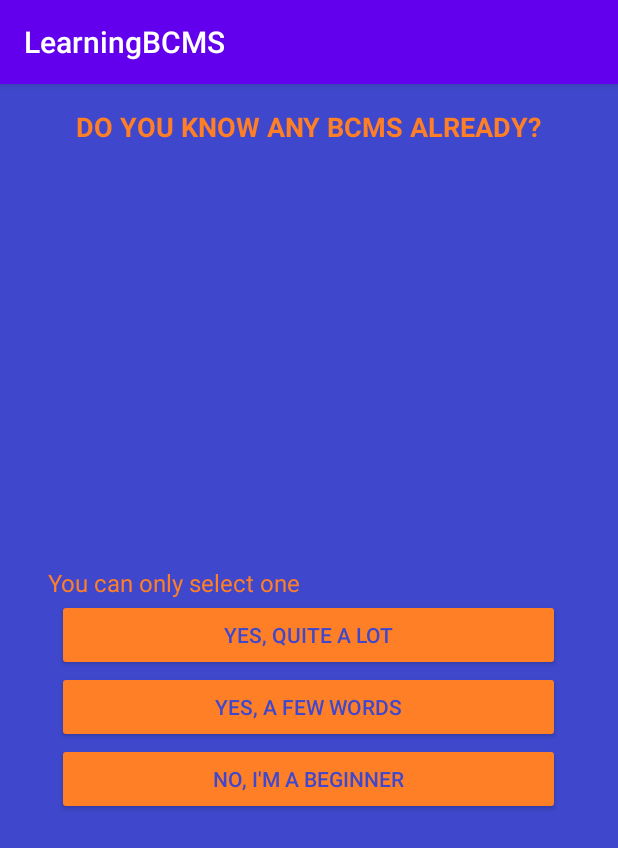
After one commit to Irfan044/BPR2-IrfanCatovic, an Android app: the PreviousKnowledgeFragment screen opened through its navigation route, on a phone screen of 412 x 824 dp. The commit adds this screen. Shown: the top 848 px of the screen. Run offline under Robolectric (Android 15) with nearby library versions, the phone set to English and light mode, and no system bars; our stand-ins replace Firebase (no records; nobody signed in at launch, a user with empty details on screens opened directly).

Commit message:
Previous Knowledge Fragment Added

```diff
--- /dev/null
+++ b/app/src/main/java/com/example/learningbcms/views/PreviousKnowledgeFragment.java
@@ -0,0 +1,66 @@
+package com.example.learningbcms.views;
+
+import android.os.Bundle;
+
+import androidx.fragment.app.Fragment;
+
+import android.view.LayoutInflater;
+import android.view.View;
+import android.view.ViewGroup;
+
+import com.example.learningbcms.R;
+
+/**
+ * A simple {@link Fragment} subclass.
+ * Use the {@link PreviousKnowledgeFragment#newInstance} factory method to
+ * create an instance of this fragment.
+ */
+public class PreviousKnowledgeFragment extends Fragment {
+
+    // TODO: Rename parameter arguments, choose names that match
+    // the fragment initialization parameters, e.g. ARG_ITEM_NUMBER
+    private static final String ARG_PARAM1 = "param1";
+    private static final String ARG_PARAM2 = "param2";
+
+    // TODO: Rename and change types of parameters
+    private String mParam1;
+    private String mParam2;
+
+    public PreviousKnowledgeFragment() {
+        // Required empty public constructor
+    }
+
+    /**
+     * Use this factory method to create a new instance of
+     * this fragment using the provided parameters.
+     *
+     * @param param1 Parameter 1.
+     * @param param2 Parameter 2.
+     * @return A new instance of fragment PreviousKnowledgeFragment.
+     */
+    // TODO: Rename and change types and number of parameters
+    public static PreviousKnowledgeFragment newInstance(String param1, String param2) {
+        PreviousKnowledgeFragment fragment = new PreviousKnowledgeFragment();
+        Bundle args = new Bundle();
+        args.putString(ARG_PARAM1, param1);
+        args.putString(ARG_PARAM2, param2);
+        fragment.setArguments(args);
+        return fragment;
+    }
+
+    @Override
+    public void onCreate(Bundle savedInstanceState) {
+        super.onCreate(savedInstanceState);
+        if (getArguments() != null) {
+            mParam1 = getArguments().getString(ARG_PARAM1);
+            mParam2 = getArguments().getString(ARG_PARAM2);
+        }
+    }
+
+    @Override
+    public View onCreateView(LayoutInflater inflater, ViewGroup container,
+                             Bundle savedInstanceState) {
+        // Inflate the layout for this fragment
+        return inflater.inflate(R.layout.fragment_previous_knowledge, container, false);
+    }
+}
--- /dev/null
+++ b/app/src/main/res/layout/fragment_previous_knowledge.xml
@@ -0,0 +1,62 @@
+<?xml version="1.0" encoding="utf-8"?>
+<LinearLayout xmlns:android="http://schemas.android.com/apk/res/android"
+    android:layout_width="match_parent"
+    android:layout_height="match_parent"
+    android:orientation="vertical"
+    android:background="#3F48CC"
+    android:padding="16dp">
+
+    <TextView
+        android:id="@+id/textViewTitle"
+        android:layout_width="wrap_content"
+        android:layout_height="wrap_content"
+        android:text="DO YOU KNOW ANY BCMS ALREADY?"
+        android:textSize="18sp"
+        android:textColor="#FF7F27"
+        android:textStyle="bold"
+        android:layout_gravity="center_horizontal"
+        android:layout_marginBottom="16dp" />
+
+    <LinearLayout
+        android:layout_width="match_parent"
+        android:layout_height="0dp"
+        android:layout_weight="1"
+        android:gravity="center"
+        android:orientation="vertical">
+
+        <TextView
+            android:id="@+id/textViewDescription"
+            android:layout_width="wrap_content"
+            android:layout_height="wrap_content"
+            android:layout_gravity="start"
+            android:layout_marginStart="16dp"
+            android:text="You can only select one"
+            android:textColor="#FF7F27"
+            android:textSize="16sp" />
+
+        <Button
+            android:id="@+id/button1"
+            android:layout_width="335dp"
+            android:layout_height="wrap_content"
+            android:backgroundTint="#FF7F27"
+            android:textColor="#3F48CC"
+            android:text="Yes, quite a lot" />
+
+        <Button
+            android:id="@+id/button2"
+            android:layout_width="335dp"
+            android:layout_height="wrap_content"
+            android:backgroundTint="#FF7F27"
+            android:textColor="#3F48CC"
+            android:text="Yes, a few words" />
+
+        <Button
+            android:id="@+id/button3"
+            android:layout_width="335dp"
+            android:layout_height="wrap_content"
+            android:backgroundTint="#FF7F27"
+            android:textColor="#3F48CC"
+            android:text="No, I'm a beginner" />
+    </LinearLayout>
+
+</LinearLayout>
--- a/app/src/main/res/navigation/nav_graph.xml
+++ b/app/src/main/res/navigation/nav_graph.xml
@@ -28,6 +28,9 @@
         <action
             android:id="@+id/action_signUpFragment_to_signInFragment"
             app:destination="@id/signInFragment" />
+        <action
+            android:id="@+id/action_signUpFragment_to_previousKnowledgeFragment"
+            app:destination="@id/previousKnowledgeFragment" />
     </fragment>
     <fragment
         android:id="@+id/signInFragment"
@@ -96,4 +99,9 @@
             app:argType="string"
             android:defaultValue="null" />
     </fragment>
+    <fragment
+        android:id="@+id/previousKnowledgeFragment"
+        android:name="com.example.learningbcms.views.PreviousKnowledgeFragment"
+        android:label="fragment_previous_knowledge"
+        tools:layout="@layout/fragment_previous_knowledge" />
 </navigation>
```
